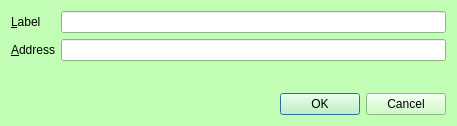
IParn/LimecoinX, file src/qt/forms/editaddressdialog.ui: the form before one commit.
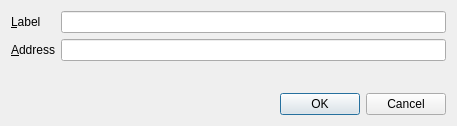
The form after the commit. Custom widgets are drawn as their Qt base class.

```diff
--- a/src/qt/forms/editaddressdialog.ui
+++ b/src/qt/forms/editaddressdialog.ui
@@ -10,421 +10,6 @@
     <height>126</height>
    </rect>
   </property>
-  <property name="palette">
-   <palette>
-    <active>
-     <colorrole role="WindowText">
-      <brush brushstyle="SolidPattern">
-       <color alpha="255">
-        <red>0</red>
-        <green>0</green>
-        <blue>0</blue>
-       </color>
-      </brush>
-     </colorrole>
-     <colorrole role="Button">
-      <brush brushstyle="SolidPattern">
-       <color alpha="255">
-        <red>193</red>
-        <green>253</green>
-        <blue>181</blue>
-       </color>
-      </brush>
-     </colorrole>
-     <colorrole role="Light">
-      <brush brushstyle="SolidPattern">
-       <color alpha="255">
-        <red>255</red>
-        <green>255</green>
-        <blue>255</blue>
-       </color>
-      </brush>
-     </colorrole>
-     <colorrole role="Midlight">
-      <brush brushstyle="SolidPattern">
-       <color alpha="255">
-        <red>224</red>
-        <green>254</green>
-        <blue>218</blue>
-       </color>
-      </brush>
-     </colorrole>
-     <colorrole role="Dark">
-      <brush brushstyle="SolidPattern">
-       <color alpha="255">
-        <red>96</red>
-        <green>126</green>
-        <blue>90</blue>
-       </color>
-      </brush>
-     </colorrole>
-     <colorrole role="Mid">
-      <brush brushstyle="SolidPattern">
-       <color alpha="255">
-        <red>129</red>
-        <green>169</green>
-        <blue>121</blue>
-       </color>
-      </brush>
-     </colorrole>
-     <colorrole role="Text">
-      <brush brushstyle="SolidPattern">
-       <color alpha="255">
-        <red>0</red>
-        <green>0</green>
-        <blue>0</blue>
-       </color>
-      </brush>
-     </colorrole>
-     <colorrole role="BrightText">
-      <brush brushstyle="SolidPattern">
-       <color alpha="255">
-        <red>255</red>
-        <green>255</green>
-        <blue>255</blue>
-       </color>
-      </brush>
-     </colorrole>
-     <colorrole role="ButtonText">
-      <brush brushstyle="SolidPattern">
-       <color alpha="255">
-        <red>0</red>
-        <green>0</green>
-        <blue>0</blue>
-       </color>
-      </brush>
-     </colorrole>
-     <colorrole role="Base">
-      <brush brushstyle="SolidPattern">
-       <color alpha="255">
-        <red>255</red>
-        <green>255</green>
-        <blue>255</blue>
-       </color>
-      </brush>
-     </colorrole>
-     <colorrole role="Window">
-      <brush brushstyle="SolidPattern">
-       <color alpha="255">
-        <red>193</red>
-        <green>253</green>
-        <blue>181</blue>
-       </color>
-      </brush>
-     </colorrole>
-     <colorrole role="Shadow">
-      <brush brushstyle="SolidPattern">
-       <color alpha="255">
-        <red>0</red>
-        <green>0</green>
-        <blue>0</blue>
-       </color>
-      </brush>
-     </colorrole>
-     <colorrole role="AlternateBase">
-      <brush brushstyle="SolidPattern">
-       <color alpha="255">
-        <red>224</red>
-        <green>254</green>
-        <blue>218</blue>
-       </color>
-      </brush>
-     </colorrole>
-     <colorrole role="ToolTipBase">
-      <brush brushstyle="SolidPattern">
-       <color alpha="255">
-        <red>255</red>
-        <green>255</green>
-        <blue>220</blue>
-       </color>
-      </brush>
-     </colorrole>
-     <colorrole role="ToolTipText">
-      <brush brushstyle="SolidPattern">
-       <color alpha="255">
-        <red>0</red>
-        <green>0</green>
-        <blue>0</blue>
-       </color>
-      </brush>
-     </colorrole>
-    </active>
-    <inactive>
-     <colorrole role="WindowText">
-      <brush brushstyle="SolidPattern">
-       <color alpha="255">
-        <red>0</red>
-        <green>0</green>
-        <blue>0</blue>
-       </color>
-      </brush>
-     </colorrole>
-     <colorrole role="Button">
-      <brush brushstyle="SolidPattern">
-       <color alpha="255">
-        <red>193</red>
-        <green>253</green>
-        <blue>181</blue>
-       </color>
-      </brush>
-     </colorrole>
-     <colorrole role="Light">
-      <brush brushstyle="SolidPattern">
-       <color alpha="255">
-        <red>255</red>
-        <green>255</green>
-        <blue>255</blue>
-       </color>
-      </brush>
-     </colorrole>
-     <colorrole role="Midlight">
-      <brush brushstyle="SolidPattern">
-       <color alpha="255">
-        <red>224</red>
-        <green>254</green>
-        <blue>218</blue>
-       </color>
-      </brush>
-     </colorrole>
-     <colorrole role="Dark">
-      <brush brushstyle="SolidPattern">
-       <color alpha="255">
-        <red>96</red>
-        <green>126</green>
-        <blue>90</blue>
-       </color>
-      </brush>
-     </colorrole>
-     <colorrole role="Mid">
-      <brush brushstyle="SolidPattern">
-       <color alpha="255">
-        <red>129</red>
-        <green>169</green>
-        <blue>121</blue>
-       </color>
-      </brush>
-     </colorrole>
-     <colorrole role="Text">
-      <brush brushstyle="SolidPattern">
-       <color alpha="255">
-        <red>0</red>
-        <green>0</green>
-        <blue>0</blue>
-       </color>
-      </brush>
-     </colorrole>
-     <colorrole role="BrightText">
-      <brush brushstyle="SolidPattern">
-       <color alpha="255">
-        <red>255</red>
-        <green>255</green>
-        <blue>255</blue>
-       </color>
-      </brush>
-     </colorrole>
-     <colorrole role="ButtonText">
-      <brush brushstyle="SolidPattern">
-       <color alpha="255">
-        <red>0</red>
-        <green>0</green>
-        <blue>0</blue>
-       </color>
-      </brush>
-     </colorrole>
-     <colorrole role="Base">
-      <brush brushstyle="SolidPattern">
-       <color alpha="255">
-        <red>255</red>
-        <green>255</green>
-        <blue>255</blue>
-       </color>
-      </brush>
-     </colorrole>
-     <colorrole role="Window">
-      <brush brushstyle="SolidPattern">
-       <color alpha="255">
-        <red>193</red>
-        <green>253</green>
-        <blue>181</blue>
-       </color>
-      </brush>
-     </colorrole>
-     <colorrole role="Shadow">
-      <brush brushstyle="SolidPattern">
-       <color alpha="255">
-        <red>0</red>
-        <green>0</green>
-        <blue>0</blue>
-       </color>
-      </brush>
-     </colorrole>
-     <colorrole role="AlternateBase">
-      <brush brushstyle="SolidPattern">
-       <color alpha="255">
-        <red>224</red>
-        <green>254</green>
-        <blue>218</blue>
-       </color>
-      </brush>
-     </colorrole>
-     <colorrole role="ToolTipBase">
-      <brush brushstyle="SolidPattern">
-       <color alpha="255">
-        <red>255</red>
-        <green>255</green>
-        <blue>220</blue>
-       </color>
-      </brush>
-     </colorrole>
-     <colorrole role="ToolTipText">
-      <brush brushstyle="SolidPattern">
-       <color alpha="255">
-        <red>0</red>
-        <green>0</green>
-        <blue>0</blue>
-       </color>
-      </brush>
-     </colorrole>
-    </inactive>
-    <disabled>
-     <colorrole role="WindowText">
-      <brush brushstyle="SolidPattern">
-       <color alpha="255">
-        <red>96</red>
-        <green>126</green>
-        <blue>90</blue>
-       </color>
-      </brush>
-     </colorrole>
-     <colorrole role="Button">
-      <brush brushstyle="SolidPattern">
-       <color alpha="255">
-        <red>193</red>
-        <green>253</green>
-        <blue>181</blue>
-       </color>
-      </brush>
-     </colorrole>
-     <colorrole role="Light">
-      <brush brushstyle="SolidPattern">
-       <color alpha="255">
-        <red>255</red>
-        <green>255</green>
-        <blue>255</blue>
-       </color>
-      </brush>
-     </colorrole>
-     <colorrole role="Midlight">
-      <brush brushstyle="SolidPattern">
-       <color alpha="255">
-        <red>224</red>
-        <green>254</green>
-        <blue>218</blue>
-       </color>
-      </brush>
-     </colorrole>
-     <colorrole role="Dark">
-      <brush brushstyle="SolidPattern">
-       <color alpha="255">
-        <red>96</red>
-        <green>126</green>
-        <blue>90</blue>
-       </color>
-      </brush>
-     </colorrole>
-     <colorrole role="Mid">
-      <brush brushstyle="SolidPattern">
-       <color alpha="255">
-        <red>129</red>
-        <green>169</green>
-        <blue>121</blue>
-       </color>
-      </brush>
-     </colorrole>
-     <colorrole role="Text">
-      <brush brushstyle="SolidPattern">
-       <color alpha="255">
-        <red>96</red>
-        <green>126</green>
-        <blue>90</blue>
-       </color>
-      </brush>
-     </colorrole>
-     <colorrole role="BrightText">
-      <brush brushstyle="SolidPattern">
-       <color alpha="255">
-        <red>255</red>
-        <green>255</green>
-        <blue>255</blue>
-       </color>
-      </brush>
-     </colorrole>
-     <colorrole role="ButtonText">
-      <brush brushstyle="SolidPattern">
-       <color alpha="255">
-        <red>96</red>
-        <green>126</green>
-        <blue>90</blue>
-       </color>
-      </brush>
-     </colorrole>
-     <colorrole role="Base">
-      <brush brushstyle="SolidPattern">
-       <color alpha="255">
-        <red>193</red>
-        <green>253</green>
-        <blue>181</blue>
-       </color>
-      </brush>
-     </colorrole>
-     <colorrole role="Window">
-      <brush brushstyle="SolidPattern">
-       <color alpha="255">
-        <red>193</red>
-        <green>253</green>
-        <blue>181</blue>
-       </color>
-      </brush>
-     </colorrole>
-     <colorrole role="Shadow">
-      <brush brushstyle="SolidPattern">
-       <color alpha="255">
-        <red>0</red>
-        <green>0</green>
-        <blue>0</blue>
-       </color>
-      </brush>
-     </colorrole>
-     <colorrole role="AlternateBase">
-      <brush brushstyle="SolidPattern">
-       <color alpha="255">
-        <red>193</red>
-        <green>253</green>
-        <blue>181</blue>
-       </color>
-      </brush>
-     </colorrole>
-     <colorrole role="ToolTipBase">
-      <brush brushstyle="SolidPattern">
-       <color alpha="255">
-        <red>255</red>
-        <green>255</green>
-        <blue>220</blue>
-       </color>
-      </brush>
-     </colorrole>
-     <colorrole role="ToolTipText">
-      <brush brushstyle="SolidPattern">
-       <color alpha="255">
-        <red>0</red>
-        <green>0</green>
-        <blue>0</blue>
-       </color>
-      </brush>
-     </colorrole>
-    </disabled>
-   </palette>
-  </property>
   <property name="windowTitle">
    <string>Edit Address</string>
   </property>
@@ -482,6 +67,13 @@
    </item>
   </layout>
  </widget>
+ <customwidgets>
+  <customwidget>
+   <class>QValidatedLineEdit</class>
+   <extends>QLineEdit</extends>
+   <header>qvalidatedlineedit.h</header>
+  </customwidget>
+ </customwidgets>
  <resources/>
  <connections>
   <connection>
```
Left out of the diff: 22 changed lines with no effect on the pictures.
